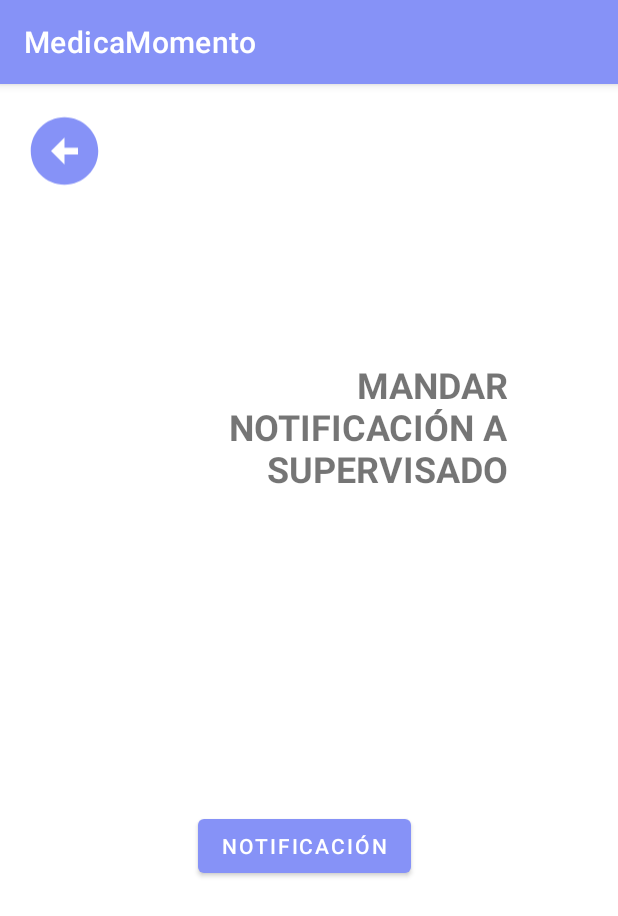
After one commit to lizethzds/Medicamomento, an Android app: the MandarNotifi screen opened directly, with no data from a screen before it, on a phone screen of 412 x 824 dp. The commit adds this screen. Shown: the top 916 px of the screen. Run offline under Robolectric (Android 15) with nearby library versions, the phone set to English and light mode, and no system bars.

Commit message:
Notificacion

```diff
--- a/MedicaMomento/app/src/main/AndroidManifest.xml
+++ b/MedicaMomento/app/src/main/AndroidManifest.xml
@@ -6,6 +6,7 @@
         android:name="android.hardware.camera"
         android:required="true" />
 
+    <uses-permission android:name="android.permission.SCHEDULE_EXACT_ALARM"/>
     <uses-permission android:name="android.permission.POST_NOTIFICATIONS" />
     <uses-permission android:name="android.permission.SET_ALARM" />
     <uses-permission android:name="android.permission.RECEIVE_BOOT_COMPLETED" />
@@ -22,6 +23,9 @@
         android:supportsRtl="true"
         android:theme="@style/Theme.NavigationDrawer"
         tools:targetApi="31">
+        <activity
+            android:name=".MandarNotifi"
+            android:exported="false" />
         <activity
             android:name=".ComentariosSuperviasado"
             android:exported="false" />
--- a/MedicaMomento/app/src/main/java/com/example/medicamomento/ComentariosSupervisado.kt
+++ b/MedicaMomento/app/src/main/java/com/example/medicamomento/ComentariosSupervisado.kt
@@ -16,7 +16,7 @@ class ComentariosSupervisado : AppCompatActivity() {
         binding = ActivityComentariosBinding.inflate(layoutInflater)
         setContentView(binding.root)
 
-        val txtcomentario:EditText = findViewById(R.id.txtCoemntarioS)
+        val txtcomentario:EditText = findViewById(R.id.txtCoemntario)
         val btncoment:Button = findViewById(R.id.btn_coments)
 
         val dbHelper = DBhelper(applicationContext)
--- /dev/null
+++ b/MedicaMomento/app/src/main/java/com/example/medicamomento/MandarNotifi.kt
@@ -0,0 +1,78 @@
+package com.example.medicamomento
+
+import android.app.AlarmManager
+import android.app.NotificationChannel
+import android.app.NotificationManager
+import android.app.PendingIntent
+import android.content.Context
+import android.content.Intent
+import android.os.Build
+import androidx.appcompat.app.AppCompatActivity
+import android.os.Bundle
+import android.provider.AlarmClock
+import android.view.View
+import android.widget.Button
+import java.util.Calendar
+import androidx.core.app.NotificationCompat
+import androidx.core.app.NotificationManagerCompat
+import com.example.medicamomento.NotificationReceiver.Companion.NOTIFICATION_ID
+
+class MandarNotifi : AppCompatActivity() {
+
+    //Noti
+    companion object {
+        const val MY_CHANNEL_ID = "MyChannel"
+    }
+
+
+    override fun onCreate(savedInstanceState: Bundle?) {
+        super.onCreate(savedInstanceState)
+        setContentView(R.layout.activity_mandar_notifi)
+
+        //Noti
+        val myNotificationButton = findViewById<Button>(R.id.btnNotification)
+        createChannel()
+        myNotificationButton.setOnClickListener {
+            scheduleNotification()
+        }
+    }
+
+    //Notificación
+    private fun scheduleNotification() {
+        val intent = Intent(applicationContext, NotificationReceiver::class.java)
+        val pendingIntent = PendingIntent.getBroadcast(
+            applicationContext,
+            NOTIFICATION_ID,
+            intent,
+            PendingIntent.FLAG_IMMUTABLE or PendingIntent.FLAG_UPDATE_CURRENT
+        )
+
+        val alarmManager = getSystemService(Context.ALARM_SERVICE) as AlarmManager
+        alarmManager.setExact(AlarmManager.RTC_WAKEUP, Calendar.getInstance().timeInMillis + 5000, pendingIntent)
+    }
+
+    private fun createChannel() {
+        if (Build.VERSION.SDK_INT >= Build.VERSION_CODES.O) {
+            val channel = NotificationChannel(
+                MY_CHANNEL_ID,
+                "MySuperChannel",
+                NotificationManager.IMPORTANCE_DEFAULT
+            ).apply {
+                description = "SUSCRIBETE"
+            }
+
+            val notificationManager: NotificationManager =
+                getSystemService(Context.NOTIFICATION_SERVICE) as NotificationManager
+
+            notificationManager.createNotificationChannel(channel)
+        }
+    }
+
+    fun regresar(view: View){
+        val intent = Intent(this, MainActivity::class.java).apply {
+            putExtra(AlarmClock.EXTRA_MESSAGE, "Regreso")
+        }
+        startActivity(intent)
+    }
+
+}
--- /dev/null
+++ b/MedicaMomento/app/src/main/res/layout/activity_mandar_notifi.xml
@@ -0,0 +1,44 @@
+<?xml version="1.0" encoding="utf-8"?>
+<androidx.constraintlayout.widget.ConstraintLayout xmlns:android="http://schemas.android.com/apk/res/android"
+    xmlns:app="http://schemas.android.com/apk/res-auto"
+    xmlns:tools="http://schemas.android.com/tools"
+    android:layout_width="match_parent"
+    android:layout_height="match_parent"
+    tools:context=".MandarNotifi">
+
+    <TextView
+        android:id="@+id/textView9"
+        android:layout_width="270dp"
+        android:layout_height="132dp"
+        android:layout_marginStart="68dp"
+        android:layout_marginTop="184dp"
+        android:text="Mandar notificación a supervisado"
+        android:textAlignment="viewEnd"
+        android:textAllCaps="true"
+        android:textColorHint="#131313"
+        android:textSize="24sp"
+        android:textStyle="bold"
+        app:layout_constraintStart_toStartOf="parent"
+        app:layout_constraintTop_toTopOf="parent" />
+
+    <Button
+        android:id="@+id/btnNotification"
+        android:layout_width="wrap_content"
+        android:layout_height="wrap_content"
+        android:layout_marginStart="132dp"
+        android:layout_marginBottom="236dp"
+        android:text="Notificación"
+        app:layout_constraintBottom_toBottomOf="parent"
+        app:layout_constraintStart_toStartOf="parent" />
+
+    <ImageView
+        android:id="@+id/imageView7"
+        android:layout_width="54dp"
+        android:layout_height="57dp"
+        android:layout_marginStart="16dp"
+        android:layout_marginTop="16dp"
+        android:onClick="regresar"
+        app:layout_constraintStart_toStartOf="parent"
+        app:layout_constraintTop_toTopOf="parent"
+        app:srcCompat="@drawable/regreso" />
+</androidx.constraintlayout.widget.ConstraintLayout>
--- a/MedicaMomento/app/src/main/res/menu/nav_menu.xml
+++ b/MedicaMomento/app/src/main/res/menu/nav_menu.xml
@@ -1,6 +1,7 @@
 <?xml version="1.0" encoding="utf-8"?>
 <menu
     xmlns:android="http://schemas.android.com/apk/res/android"
+    xmlns:app="http://schemas.android.com/apk/res-auto"
     xmlns:tools="http://schemas.android.com/tools"
     tools:showIn = "navigation_view">
    <item android:icon="@drawable/baseline_person_24" android:title="Perfiles" >
@@ -21,5 +22,8 @@
             android:icon="@drawable/baseline_add_comment_24"
             android:title="Comentarios"/>
     </group>
+    <item
+        android:id="@+id/nav_noti"
+        android:title="Notificación" />
 
 </menu>
```
Also changed, not shown: MedicaMomento/app/src/main/java/com/example/medicamomento/MainActivity.kt (+6 -4 lines), MedicaMomento/app/src/main/java/com/example/medicamomento/NotificationReceiver.kt (+37 -2 lines).
